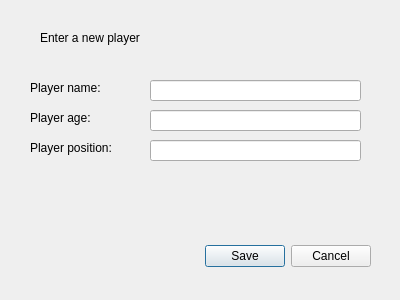
Qt form SportsStat/createplayer.ui (harumhl/MaroonGoonsRDBMS) before a commit.
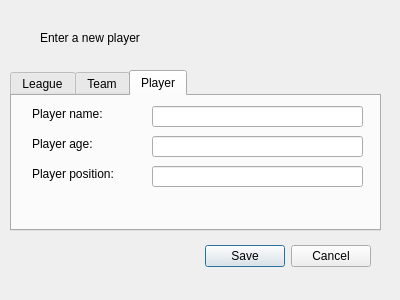
The same form after that commit.

The edit to the form file:
```diff
--- a/SportsStat/createplayer.ui
+++ b/SportsStat/createplayer.ui
@@ -45,11 +45,47 @@
     <string>Enter a new player</string>
    </property>
   </widget>
+  <widget class="QTabWidget" name="tabWidget">
+   <property name="geometry">
+    <rect>
+     <x>10</x>
+     <y>70</y>
+     <width>371</width>
+     <height>161</height>
+    </rect>
+   </property>
+   <property name="currentIndex">
+    <number>2</number>
+   </property>
+   <widget class="QWidget" name="League">
+    <attribute name="title">
+     <string>League</string>
+    </attribute>
+   </widget>
+   <widget class="QWidget" name="Team">
+    <attribute name="title">
+     <string>Team</string>
+    </attribute>
+   </widget>
+   <widget class="QWidget" name="Player">
+    <attribute name="title">
+     <string>Player</string>
+    </attribute>
+    <widget class="QLineEdit" name="pPositionE">
+     <property name="geometry">
+      <rect>
+       <x>140</x>
+       <y>70</y>
+       <width>211</width>
+       <height>21</height>
+      </rect>
+     </property>
+    </widget>
   <widget class="QLabel" name="pNameL">
    <property name="geometry">
     <rect>
-     <x>30</x>
-     <y>80</y>
+       <x>20</x>
+       <y>10</y>
      <width>101</width>
      <height>16</height>
     </rect>
@@ -61,41 +97,18 @@
   <widget class="QLineEdit" name="pNameE">
    <property name="geometry">
     <rect>
-     <x>150</x>
-     <y>80</y>
+       <x>140</x>
+       <y>10</y>
      <width>211</width>
      <height>21</height>
     </rect>
    </property>
   </widget>
-  <widget class="QLabel" name="pAgeL">
-   <property name="geometry">
-    <rect>
-     <x>30</x>
-     <y>110</y>
-     <width>101</width>
-     <height>16</height>
-    </rect>
-   </property>
-   <property name="text">
-    <string>Player age: </string>
-   </property>
-  </widget>
   <widget class="QLineEdit" name="pAgeE">
    <property name="geometry">
     <rect>
-     <x>150</x>
-     <y>110</y>
-     <width>211</width>
-     <height>21</height>
-    </rect>
-   </property>
-  </widget>
-  <widget class="QLineEdit" name="pPositionE">
-   <property name="geometry">
-    <rect>
-     <x>150</x>
-     <y>140</y>
+       <x>140</x>
+       <y>40</y>
      <width>211</width>
      <height>21</height>
     </rect>
@@ -104,8 +117,8 @@
   <widget class="QLabel" name="pPositionL">
    <property name="geometry">
     <rect>
-     <x>30</x>
-     <y>140</y>
+       <x>20</x>
+       <y>70</y>
      <width>101</width>
      <height>16</height>
     </rect>
@@ -113,6 +126,21 @@
    <property name="text">
     <string>Player position: </string>
    </property>
+    </widget>
+    <widget class="QLabel" name="pAgeL">
+     <property name="geometry">
+      <rect>
+       <x>20</x>
+       <y>40</y>
+       <width>101</width>
+       <height>16</height>
+      </rect>
+     </property>
+     <property name="text">
+      <string>Player age: </string>
+     </property>
+    </widget>
+   </widget>
   </widget>
  </widget>
  <resources/>
```
Lines whose indentation alone changed are shown as unchanged.
